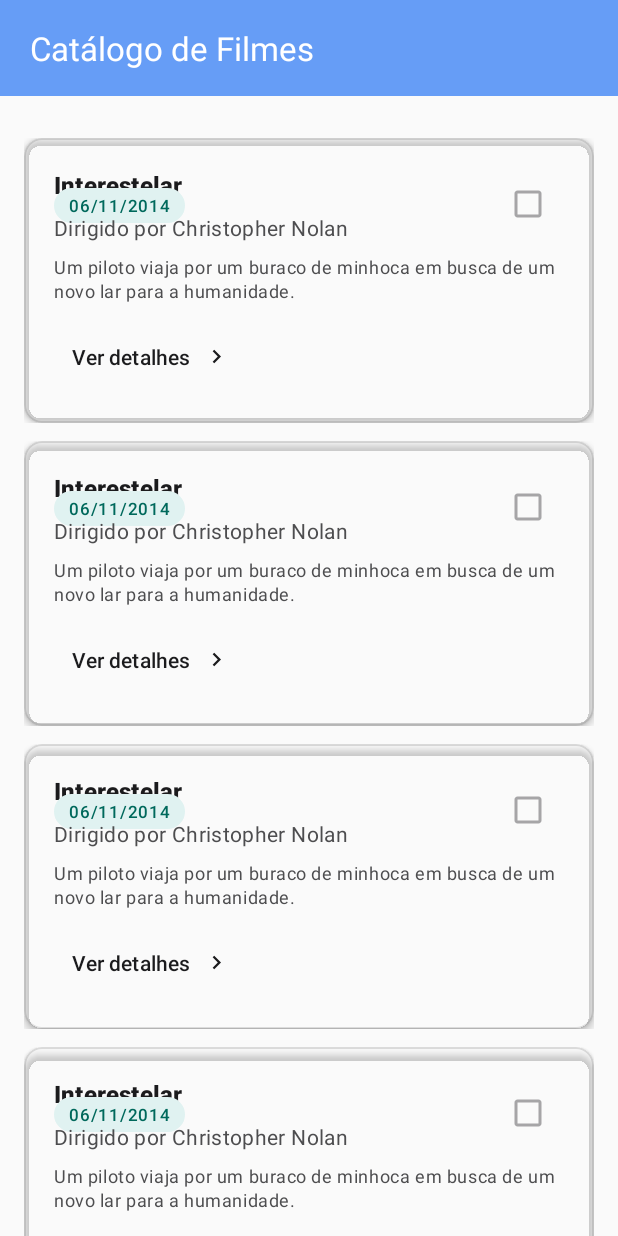
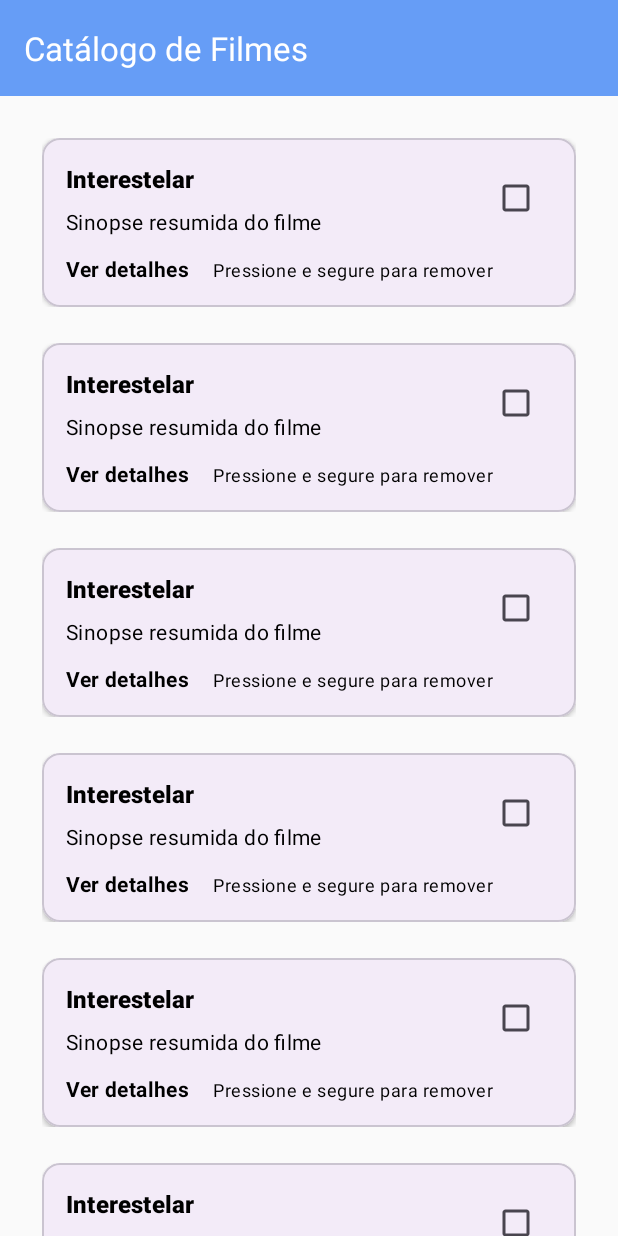
Before and after one commit to dudamatoss/Ap2TM, an Android app: the layout activity_main.xml on its own in the app's theme, with its tools: preview values and no code run, on a phone screen of 412 x 824 dp. Run offline under Robolectric (Android 15) with nearby library versions, the phone set to English and light mode, and no system bars.

Commit message:
Simplify movie list UI and resolve conflicts

```diff
--- a/app/src/main/res/drawable/ic_arrow_right.xml
+++ /dev/null
@@ -1,10 +0,0 @@
-<?xml version="1.0" encoding="utf-8"?>
-<vector xmlns:android="http://schemas.android.com/apk/res/android"
-    android:width="24dp"
-    android:height="24dp"
-    android:viewportWidth="24"
-    android:viewportHeight="24">
-    <path
-        android:fillColor="@color/text_primary"
-        android:pathData="M8.59,16.59L13.17,12 8.59,7.41 10,6l6,6 -6,6z" />
-</vector>
--- a/app/src/main/res/drawable/release_badge_background.xml
+++ /dev/null
@@ -1,6 +0,0 @@
-<?xml version="1.0" encoding="utf-8"?>
-<shape xmlns:android="http://schemas.android.com/apk/res/android"
-    android:shape="rectangle">
-    <corners android:radius="999dp" />
-    <solid android:color="@color/badge_background" />
-</shape>
--- a/app/src/main/res/layout/activity_main.xml
+++ b/app/src/main/res/layout/activity_main.xml
@@ -11,75 +11,29 @@
     <androidx.appcompat.widget.Toolbar
         android:id="@+id/toolbar"
         android:layout_width="0dp"
-        android:layout_height="wrap_content"
+        android:layout_height="?attr/actionBarSize"
         android:background="@color/toolbar_color"
-        android:elevation="4dp"
-        android:paddingStart="16dp"
-        android:paddingEnd="16dp"
         android:theme="@style/ThemeOverlay.MaterialComponents.Dark.ActionBar"
         app:layout_constraintEnd_toEndOf="parent"
         app:layout_constraintStart_toStartOf="parent"
         app:layout_constraintTop_toTopOf="parent"
-        app:title="@string/toolbar_title"
-        app:titleCentered="true" />
-
-    <com.google.android.material.card.MaterialCardView
-        android:id="@+id/emptyStateCard"
-        android:layout_width="0dp"
-        android:layout_height="wrap_content"
-        android:layout_marginStart="24dp"
-        android:layout_marginTop="24dp"
-        android:layout_marginEnd="24dp"
-        android:visibility="gone"
-        app:cardElevation="0dp"
-        app:cardUseCompactPadding="false"
-        app:layout_constraintEnd_toEndOf="parent"
-        app:layout_constraintStart_toStartOf="parent"
-        app:layout_constraintTop_toBottomOf="@id/toolbar"
-        app:strokeColor="@color/card_stroke"
-        app:strokeWidth="1dp">
-
-        <LinearLayout
-            android:layout_width="match_parent"
-            android:layout_height="wrap_content"
-            android:gravity="center"
-            android:orientation="vertical"
-            android:padding="24dp">
-
-            <TextView
-                android:id="@+id/emptyStateTitle"
-                android:layout_width="wrap_content"
-                android:layout_height="wrap_content"
-                android:text="@string/empty_state_title"
-                android:textAppearance="@style/TextAppearance.Material3.TitleMedium"
-                android:textColor="@color/text_primary"
-                android:textStyle="bold"
-                android:textAlignment="center" />
-
-            <TextView
-                android:id="@+id/emptyStateSubtitle"
-                android:layout_width="wrap_content"
-                android:layout_height="wrap_content"
-                android:layout_marginTop="8dp"
-                android:text="@string/empty_state_subtitle"
-                android:textAppearance="@style/TextAppearance.Material3.BodyMedium"
-                android:textColor="@color/text_secondary"
-                android:textAlignment="center" />
-        </LinearLayout>
-    </com.google.android.material.card.MaterialCardView>
+        app:title="@string/toolbar_title" />
 
     <androidx.recyclerview.widget.RecyclerView
         android:id="@+id/recyclerView"
         android:layout_width="0dp"
         android:layout_height="0dp"
         android:clipToPadding="false"
-        android:paddingBottom="32dp"
+        android:paddingStart="16dp"
         android:paddingTop="16dp"
+        android:paddingEnd="16dp"
+        android:paddingBottom="16dp"
         app:layoutManager="androidx.recyclerview.widget.LinearLayoutManager"
         app:layout_constraintBottom_toBottomOf="parent"
         app:layout_constraintEnd_toEndOf="parent"
         app:layout_constraintStart_toStartOf="parent"
         app:layout_constraintTop_toBottomOf="@id/toolbar"
-        tools:itemCount="6"
+        tools:itemCount="10"
         tools:listitem="@layout/todo_item_list" />
+
 </androidx.constraintlayout.widget.ConstraintLayout>
--- a/app/src/main/res/layout/todo_item_list.xml
+++ b/app/src/main/res/layout/todo_item_list.xml
@@ -4,112 +4,84 @@
     xmlns:tools="http://schemas.android.com/tools"
     android:layout_width="match_parent"
     android:layout_height="wrap_content"
-    android:layout_marginStart="16dp"
-    android:layout_marginTop="12dp"
-    android:layout_marginEnd="16dp">
+    android:layout_margin="12dp">
 
     <com.google.android.material.card.MaterialCardView
         android:id="@+id/cardViewTodo"
         android:layout_width="0dp"
         android:layout_height="wrap_content"
-        android:backgroundTint="@android:color/transparent"
-        android:clickable="true"
-        android:focusable="true"
-        app:cardElevation="3dp"
+        android:foreground="?attr/selectableItemBackground"
+        android:stateListAnimator="@null"
+        app:cardElevation="2dp"
         app:cardUseCompactPadding="true"
         app:layout_constraintBottom_toBottomOf="parent"
         app:layout_constraintEnd_toEndOf="parent"
         app:layout_constraintStart_toStartOf="parent"
-        app:layout_constraintTop_toTopOf="parent"
-        app:rippleColor="@color/ripple_tint"
-        app:strokeColor="@color/card_stroke"
-        app:strokeWidth="1dp">
+        app:layout_constraintTop_toTopOf="parent">
 
         <androidx.constraintlayout.widget.ConstraintLayout
             android:layout_width="match_parent"
             android:layout_height="wrap_content"
-            android:padding="20dp">
+            android:padding="16dp">
 
             <TextView
                 android:id="@+id/titleTodo"
                 android:layout_width="0dp"
                 android:layout_height="wrap_content"
+                android:layout_marginEnd="16dp"
                 android:textAppearance="@style/TextAppearance.Material3.TitleMedium"
-                android:textColor="@color/text_primary"
+                android:textColor="@color/black"
                 android:textStyle="bold"
                 app:layout_constraintEnd_toStartOf="@id/todoCheck"
                 app:layout_constraintStart_toStartOf="parent"
                 app:layout_constraintTop_toTopOf="parent"
                 tools:text="Interestelar" />
 
-            <com.google.android.material.checkbox.MaterialCheckBox
-                android:id="@+id/todoCheck"
-                style="@style/Widget.Material3.CompoundButton.CheckBox"
-                android:layout_width="wrap_content"
-                android:layout_height="wrap_content"
-                android:checked="false"
-                android:clickable="false"
-                android:enabled="false"
-                android:focusable="false"
-                android:contentDescription="@string/movie_watched_accessibility"
-                android:text=""
-                app:layout_constraintEnd_toEndOf="parent"
-                app:layout_constraintTop_toTopOf="parent" />
-
-            <TextView
-                android:id="@+id/todoReleaseDate"
-                android:layout_width="wrap_content"
-                android:layout_height="wrap_content"
-                android:background="@drawable/release_badge_background"
-                android:paddingStart="10dp"
-                android:paddingTop="4dp"
-                android:paddingEnd="10dp"
-                android:paddingBottom="4dp"
-                android:textAppearance="@style/TextAppearance.Material3.LabelSmall"
-                android:textColor="@color/text_on_badge"
-                app:layout_constraintBaseline_toBaselineOf="@id/todoCheck"
-                app:layout_constraintStart_toStartOf="parent"
-                tools:text="06/11/2014" />
-
-            <TextView
-                android:id="@+id/todoDirector"
-                android:layout_width="0dp"
-                android:layout_height="wrap_content"
-                android:layout_marginTop="8dp"
-                android:textAppearance="@style/TextAppearance.Material3.BodyMedium"
-                android:textColor="@color/text_secondary"
-                app:layout_constraintEnd_toEndOf="parent"
-                app:layout_constraintStart_toStartOf="parent"
-                app:layout_constraintTop_toBottomOf="@id/titleTodo"
-                tools:text="Dirigido por Christopher Nolan" />
-
             <TextView
                 android:id="@+id/todoMovieDescription"
                 android:layout_width="0dp"
                 android:layout_height="wrap_content"
                 android:layout_marginTop="8dp"
-                android:textAppearance="@style/TextAppearance.Material3.BodySmall"
-                android:textColor="@color/text_secondary"
-                app:layout_constraintEnd_toEndOf="parent"
+                android:textAppearance="@style/TextAppearance.Material3.BodyMedium"
+                android:textColor="@color/black"
+                app:layout_constraintEnd_toEndOf="@id/titleTodo"
                 app:layout_constraintStart_toStartOf="parent"
-                app:layout_constraintTop_toBottomOf="@id/todoDirector"
-                tools:text="Um piloto viaja por um buraco de minhoca em busca de um novo lar para a humanidade." />
+                app:layout_constraintTop_toBottomOf="@id/titleTodo"
+                tools:text="Sinopse resumida do filme" />
 
-            <com.google.android.material.button.MaterialButton
+            <TextView
                 android:id="@+id/actionDetails"
-                style="@style/Widget.Material3.Button.TextButton"
                 android:layout_width="wrap_content"
                 android:layout_height="wrap_content"
                 android:layout_marginTop="12dp"
                 android:text="@string/action_see_details"
-                android:textColor="@color/text_primary"
-                app:icon="@drawable/ic_arrow_right"
-                app:iconTint="@color/text_primary"
-                app:iconGravity="textEnd"
-                app:iconPadding="8dp"
-                app:layout_constraintBottom_toBottomOf="parent"
+                android:textAppearance="@style/TextAppearance.Material3.BodyMedium"
+                android:textColor="@color/black"
+                android:textStyle="bold"
                 app:layout_constraintStart_toStartOf="parent"
                 app:layout_constraintTop_toBottomOf="@id/todoMovieDescription" />
+
+            <TextView
+                android:id="@+id/actionDelete"
+                android:layout_width="wrap_content"
+                android:layout_height="wrap_content"
+                android:layout_marginStart="16dp"
+                android:text="@string/action_remove_hint"
+                android:textAppearance="@style/TextAppearance.Material3.BodySmall"
+                android:textColor="@color/black"
+                app:layout_constraintBaseline_toBaselineOf="@id/actionDetails"
+                app:layout_constraintStart_toEndOf="@id/actionDetails" />
+
+            <com.google.android.material.checkbox.MaterialCheckBox
+                android:id="@+id/todoCheck"
+                android:layout_width="wrap_content"
+                android:layout_height="wrap_content"
+                android:contentDescription="@string/movie_watched_accessibility"
+                app:layout_constraintEnd_toEndOf="parent"
+                app:layout_constraintTop_toTopOf="parent" />
+
         </androidx.constraintlayout.widget.ConstraintLayout>
+
     </com.google.android.material.card.MaterialCardView>
+
 </androidx.constraintlayout.widget.ConstraintLayout>
--- a/app/src/main/res/values/colors.xml
+++ b/app/src/main/res/values/colors.xml
@@ -4,10 +4,4 @@
     <color name="white">#FFFFFFFF</color>
     <color name="toolbar_color">#669DF6</color>
     <color name="background_primary">#FFFAFAFA</color>
-    <color name="card_stroke">#1F000000</color>
-    <color name="badge_background">#FFE0F2F1</color>
-    <color name="text_primary">#FF1B1B1D</color>
-    <color name="text_secondary">#FF4D4D4F</color>
-    <color name="text_on_badge">#FF00695C</color>
-    <color name="ripple_tint">#14000000</color>
 </resources>
--- a/app/src/main/res/values/strings.xml
+++ b/app/src/main/res/values/strings.xml
@@ -2,13 +2,12 @@
     <string name="app_name">AP2TM</string>
     <string name="toolbar_title">Catálogo de Filmes</string>
     <string name="details_toolbar_title">Detalhes do Filme</string>
-    <string name="empty_state_title">Nenhum filme na lista</string>
-    <string name="empty_state_subtitle">Adicione novos títulos para acompanhar o que assistir.</string>
     <string name="action_see_details">Ver detalhes</string>
-    <string name="movie_director_format">Dirigido por %1$s</string>
+    <string name="action_remove_hint">Pressione e segure para remover</string>
+    <string name="movie_directed_by">Diretor: %1$s</string>
+    <string name="movie_release_at">Lançamento: %1$s</string>
     <string name="movie_removed_message">%1$s foi removido da sua lista.</string>
     <string name="movie_watched_message">Você marcou este filme como assistido.</string>
     <string name="movie_not_watched_message">Este filme ainda está na sua lista para assistir.</string>
     <string name="movie_watched_accessibility">Marcar como assistido</string>
-    <string name="synopsis_section_title">Sinopse</string>
 </resources>
```
Also changed, not shown: app/src/main/java/com/example/ap2tm/DetailsActivity.kt (+6 -11 lines), app/src/main/java/com/example/ap2tm/MainActivity.kt (+13 -43 lines), app/src/main/java/com/example/ap2tm/ui/adapter/TodoViewHolder.kt (+15 -12 lines), app/src/main/res/layout/activity_details.xml (+65 -63 lines), 1 other file.
